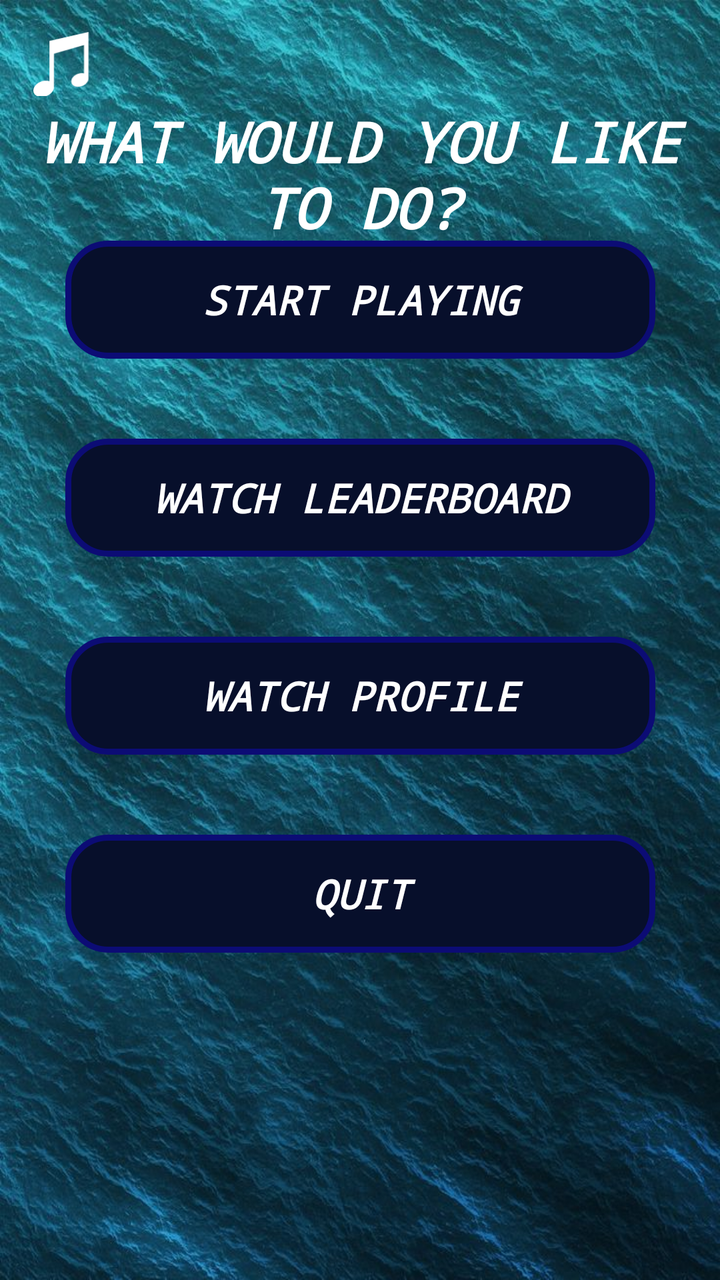
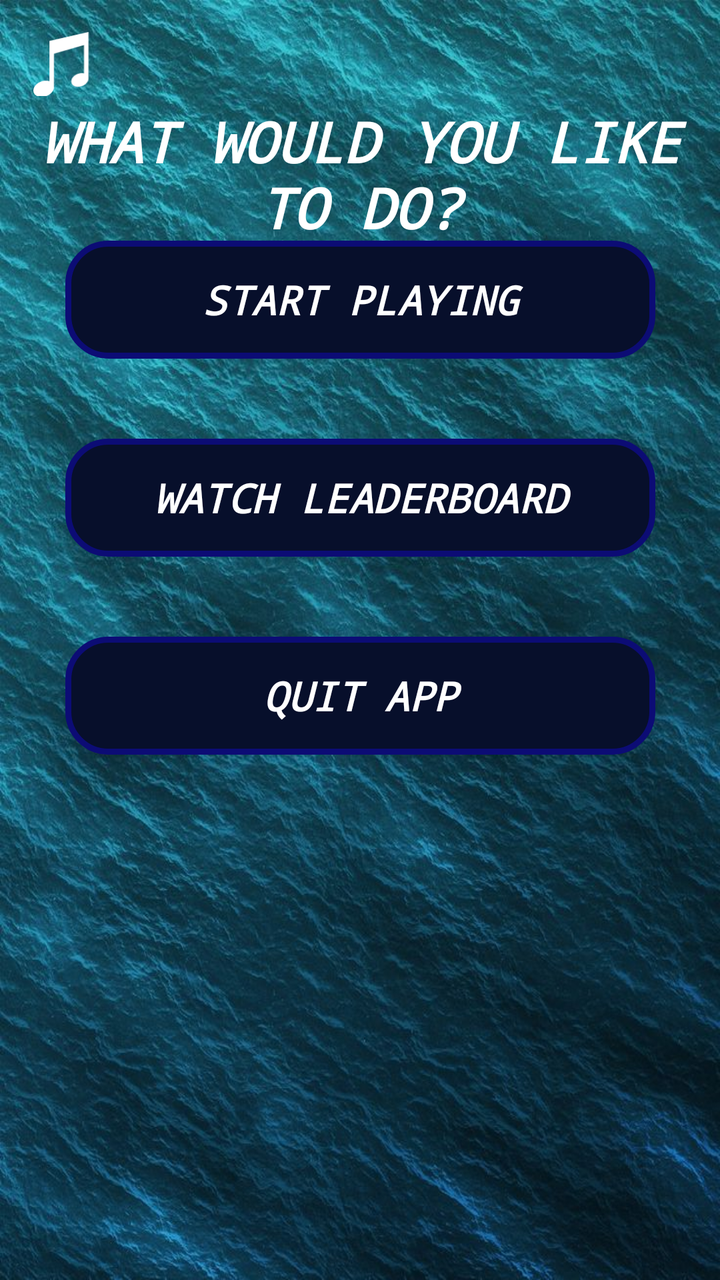

Before-and-after screenshots of an Android layout around one commit, followed by the original layout XML and the change that was made.
<!-- AndroidManifest.xml: application theme Theme.BattleshipClient -->
<!-- res/layout/activity_options.xml -->
<?xml version="1.0" encoding="utf-8"?>
<androidx.constraintlayout.widget.ConstraintLayout xmlns:android="http://schemas.android.com/apk/res/android"
xmlns:app="http://schemas.android.com/apk/res-auto"
xmlns:tools="http://schemas.android.com/tools"
android:layout_width="match_parent"
android:layout_height="match_parent"
android:background="@drawable/sea_water_background"
tools:context=".view.activities.OptionsActivity">

        <ImageButton
            android:id="@+id/muteBtnId"
            android:layout_width="34dp"
            android:layout_height="32dp"
            android:layout_marginStart="16dp"
            android:layout_marginTop="16dp"
            android:background="@android:color/transparent"
            android:scaleType="centerInside"
            app:layout_constraintStart_toStartOf="parent"
            app:layout_constraintTop_toTopOf="parent"
            app:srcCompat="@drawable/music_icon" />

        <TextView
            android:id="@+id/titleViewId"
            style="@style/LargeTextViewAppearance"
            android:layout_width="346dp"
            android:layout_height="75dp"
            android:layout_marginTop="52dp"
            android:text="WHAT WOULD YOU LIKE TO DO?"
            app:layout_constraintEnd_toEndOf="parent"
            app:layout_constraintStart_toStartOf="parent"
            app:layout_constraintTop_toTopOf="parent" />


        <Button
            android:id="@+id/startPlayinhBtnId"
            style="@style/ButtonTextAppearance"
            android:layout_width="295dp"
            android:layout_height="59dp"
            android:layout_marginBottom="84dp"
            android:background="@drawable/custom_navigation_button_background"
            android:onClick="goToGameRooms"
            android:text="START PLAYING"
            app:layout_constraintBottom_toBottomOf="parent"
            app:layout_constraintEnd_toEndOf="parent"
            app:layout_constraintStart_toStartOf="parent"
            app:layout_constraintTop_toTopOf="parent"
            app:layout_constraintVertical_bias="0.242" />

        <Button
            android:id="@+id/goToLeaderboardBtnId"
            style="@style/ButtonTextAppearance"
            android:layout_width="295dp"
            android:layout_height="59dp"
            android:layout_marginTop="40dp"
            android:background="@drawable/custom_navigation_button_background"
            android:text="WATCH LEADERBOARD"
            app:layout_constraintEnd_toEndOf="parent"
            app:layout_constraintStart_toStartOf="parent"
            app:layout_constraintTop_toBottomOf="@+id/startPlayinhBtnId"
            />

        <Button
            android:id="@+id/watchProfileId"
            style="@style/ButtonTextAppearance"
            android:layout_width="295dp"
            android:layout_height="59dp"
            android:layout_marginTop="40dp"
            android:background="@drawable/custom_navigation_button_background"
            android:text="WATCH PROFILE"
            app:layout_constraintEnd_toEndOf="parent"
            app:layout_constraintStart_toStartOf="parent"
            app:layout_constraintTop_toBottomOf="@+id/goToLeaderboardBtnId"
             />

        <Button
            android:id="@+id/quitBtnId"
            style="@style/ButtonTextAppearance"
            android:layout_width="295dp"
            android:layout_height="59dp"
            android:layout_marginTop="40dp"
            android:background="@drawable/custom_navigation_button_background"
            android:text="QUIT"
            app:layout_constraintEnd_toEndOf="parent"
            app:layout_constraintStart_toStartOf="parent"
            app:layout_constraintTop_toBottomOf="@+id/watchProfileId"
             />

</androidx.constraintlayout.widget.ConstraintLayout>
<!-- resources referenced by this layout -->
<resources>
  <!-- drawable custom_navigation_button_background (drawable) -->
  <?xml version="1.0" encoding="utf-8"?>
  <shape xmlns:android="http://schemas.android.com/apk/res/android">
      <corners android:radius="20dp" />
      <gradient
          android:angle="45"
          android:endColor="@color/navy"
          android:startColor="@color/navy"
          android:type="linear" />
  
  
      <stroke android:width="3dp" android:color="@color/buttonStroke" />
  
  </shape>
  <!-- drawable music_icon (drawable) -->
  <vector xmlns:android="http://schemas.android.com/apk/res/android"
      android:width="122.88dp"
      android:height="121.06dp"
      android:viewportWidth="122.88"
      android:viewportHeight="121.06"
      >
    <path
        android:fillColor="#ffffff"
        android:pathData="M87.9,78.04c2.74,-0.48 5.33,-0.4 7.6,0.13V24.82L39.05,41.03v61.95c0.03,0.34 0.05,0.69 0.05,1.03c0,0 0,0.01 0,0.01c0,8.34 -8.75,16.62 -19.55,18.49C8.76,124.37 0,119.12 0,110.77c0,-8.34 8.76,-16.62 19.55,-18.48c4.06,-0.7 7.84,-0.39 10.97,0.71l0,-76.26h0.47L104.04,0v85.92c0.13,0.63 0.2,1.27 0.2,1.91c0,0 0,0 0,0.01c0,6.97 -7.32,13.89 -16.33,15.44c-9.02,1.56 -16.33,-2.83 -16.33,-9.8C71.57,86.51 78.88,79.59 87.9,78.04L87.9,78.04L87.9,78.04z"
        android:fillType="evenOdd"/>
  </vector>
  <!-- drawable sea_water_background: jpg bitmap (drawable, 176063 bytes) -->
  <style name="ButtonTextAppearance">
          <item name="android:textColor">@color/white</item>
          <item name="android:textSize">40sp</item>
          <item name="android:layout_width">wrap_content</item>
          <item name="android:layout_height">wrap_content</item>
          <item name="android:textStyle">bold|italic</item>
          <item name="android:fontFamily">monospace</item>
          <item name="autoSizeMaxTextSize">20sp</item>
          <item name="autoSizeMinTextSize">12sp</item>
          <item name="android:textAlignment">center</item>
          <item name="autoSizeTextType">uniform</item>
          <item name="autoSizeStepGranularity">2sp</item>
          <item name="backgroundTint">@null</item>
  
  
      </style>
  <style name="LargeTextViewAppearance">
          <item name="android:textColor">@color/white</item>
          <item name="android:textSize">40sp</item>
          <item name="android:layout_width">wrap_content</item>
          <item name="android:layout_height">wrap_content</item>
          <item name="android:textStyle">bold|italic</item>
          <item name="android:fontFamily">monospace</item>
          <item name="autoSizeMaxTextSize">70sp</item>
          <item name="autoSizeMinTextSize">12sp</item>
          <item name="autoSizeTextType">uniform</item>
          <item name="autoSizeStepGranularity">2sp</item>
          <item name="backgroundTint">@null</item>
          <item name="android:textAlignment">center</item>
  
  
  
      </style>
  <style name="Theme.BattleshipClient" parent="Base.Theme.BattleshipClient" />
  <color name="navy">#070F2B</color>
  <color name="buttonStroke">#0C0C75</color>
  <color name="white">#FFFFFFFF</color>
  <style name="Base.Theme.BattleshipClient" parent="Theme.Material3.DayNight.NoActionBar">
          <item name="colorPrimary">@color/black</item>
          
          
      </style>
  <color name="black">#FF000000</color>
</resources>

<!-- the commit's change to res/layout/activity_options.xml (unified diff, before → after) -->
@@ -2,22 +2,27 @@
 <androidx.constraintlayout.widget.ConstraintLayout xmlns:android="http://schemas.android.com/apk/res/android"
 xmlns:app="http://schemas.android.com/apk/res-auto"
 xmlns:tools="http://schemas.android.com/tools"
+android:id="@+id/main"
 android:layout_width="match_parent"
 android:layout_height="match_parent"
 android:background="@drawable/sea_water_background"
 tools:context=".view.activities.OptionsActivity">
 
-        <ImageButton
-            android:id="@+id/muteBtnId"
-            android:layout_width="34dp"
-            android:layout_height="32dp"
-            android:layout_marginStart="16dp"
-            android:layout_marginTop="16dp"
-            android:background="@android:color/transparent"
-            android:scaleType="centerInside"
-            app:layout_constraintStart_toStartOf="parent"
-            app:layout_constraintTop_toTopOf="parent"
-            app:srcCompat="@drawable/music_icon" />
+
+
+
+
+
+
+
+
+
+
+
+
+
+        <include layout="@layout/image_button_toggle_music" />
+
 
         <TextView
             android:id="@+id/titleViewId"
@@ -25,7 +30,7 @@ tools:context=".view.activities.OptionsActivity">
             android:layout_width="346dp"
             android:layout_height="75dp"
             android:layout_marginTop="52dp"
-            android:text="WHAT WOULD YOU LIKE TO DO?"
+            android:text="@string/choose_option"
             app:layout_constraintEnd_toEndOf="parent"
             app:layout_constraintStart_toStartOf="parent"
             app:layout_constraintTop_toTopOf="parent" />
@@ -39,7 +44,7 @@ tools:context=".view.activities.OptionsActivity">
             android:layout_marginBottom="84dp"
             android:background="@drawable/custom_navigation_button_background"
             android:onClick="goToGameRooms"
-            android:text="START PLAYING"
+            android:text="@string/start_playing"
             app:layout_constraintBottom_toBottomOf="parent"
             app:layout_constraintEnd_toEndOf="parent"
             app:layout_constraintStart_toStartOf="parent"
@@ -53,24 +58,12 @@ tools:context=".view.activities.OptionsActivity">
             android:layout_height="59dp"
             android:layout_marginTop="40dp"
             android:background="@drawable/custom_navigation_button_background"
-            android:text="WATCH LEADERBOARD"
+            android:text="@string/watch_leaderboard"
             app:layout_constraintEnd_toEndOf="parent"
             app:layout_constraintStart_toStartOf="parent"
             app:layout_constraintTop_toBottomOf="@+id/startPlayinhBtnId"
             />
 
-        <Button
-            android:id="@+id/watchProfileId"
-            style="@style/ButtonTextAppearance"
-            android:layout_width="295dp"
-            android:layout_height="59dp"
-            android:layout_marginTop="40dp"
-            android:background="@drawable/custom_navigation_button_background"
-            android:text="WATCH PROFILE"
-            app:layout_constraintEnd_toEndOf="parent"
-            app:layout_constraintStart_toStartOf="parent"
-            app:layout_constraintTop_toBottomOf="@+id/goToLeaderboardBtnId"
-             />
 
         <Button
             android:id="@+id/quitBtnId"
@@ -79,10 +72,30 @@ tools:context=".view.activities.OptionsActivity">
             android:layout_height="59dp"
             android:layout_marginTop="40dp"
             android:background="@drawable/custom_navigation_button_background"
-            android:text="QUIT"
+            android:text="@string/quit"
             app:layout_constraintEnd_toEndOf="parent"
             app:layout_constraintStart_toStartOf="parent"
-            app:layout_constraintTop_toBottomOf="@+id/watchProfileId"
+            app:layout_constraintTop_toBottomOf="@+id/goToLeaderboardBtnId"
              />
 
 </androidx.constraintlayout.widget.ConstraintLayout>
+<!-- res/layout/image_button_toggle_music.xml (included above) -->
+<?xml version="1.0" encoding="utf-8"?>
+<androidx.constraintlayout.widget.ConstraintLayout xmlns:android="http://schemas.android.com/apk/res/android"
+    xmlns:app="http://schemas.android.com/apk/res-auto"
+    android:layout_width="match_parent"
+    android:layout_height="match_parent">
+
+    <ImageButton
+        android:id="@+id/muteBtnId"
+        android:layout_width="34dp"
+        android:layout_height="32dp"
+        android:layout_marginStart="16dp"
+        android:layout_marginTop="16dp"
+        android:background="@android:color/transparent"
+        android:scaleType="centerInside"
+        app:layout_constraintStart_toStartOf="parent"
+        app:layout_constraintTop_toTopOf="parent"
+        app:srcCompat="@drawable/music_icon" />
+
+</androidx.constraintlayout.widget.ConstraintLayout>
<!-- resource entries referenced after the edit -->
@@ -27,6 +27,10 @@
         android:fillType="evenOdd"/>
   </vector>
   <!-- drawable sea_water_background: jpg bitmap (drawable, 176063 bytes) -->
+  <string name="choose_option">WHAT WOULD YOU LIKE TO DO?</string>
+  <string name="quit">QUIT APP</string>
+  <string name="start_playing">START PLAYING</string>
+  <string name="watch_leaderboard">WATCH LEADERBOARD</string>
   <style name="ButtonTextAppearance">
           <item name="android:textColor">@color/white</item>
           <item name="android:textSize">40sp</item>
